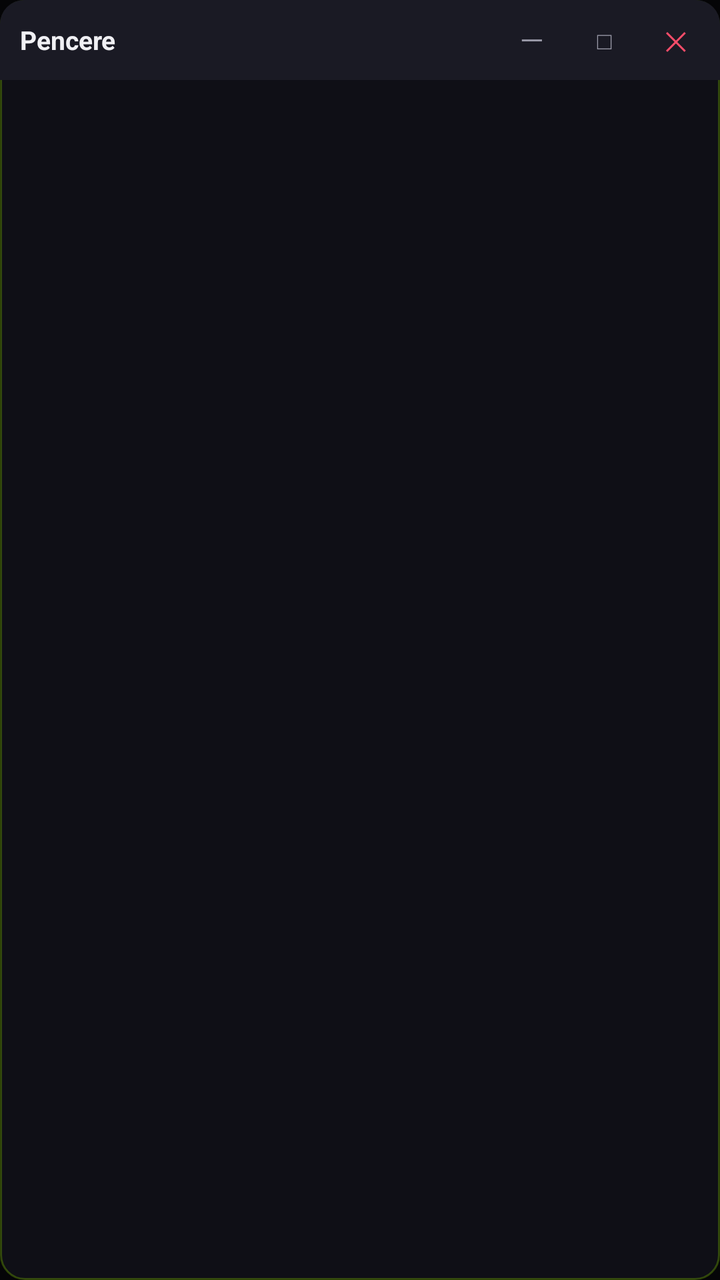
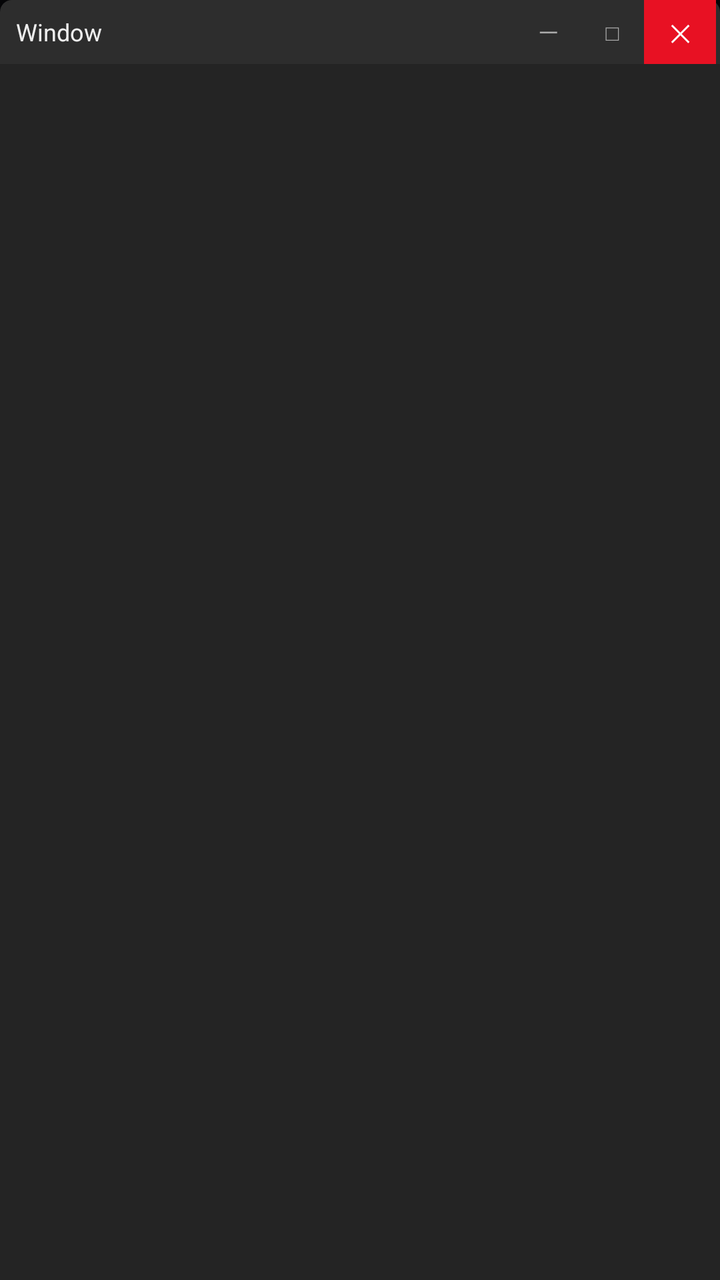

Screens rendered from an Android XML layout before and after an edit, with the pre-edit source and the edit as a unified diff.
<!-- AndroidManifest.xml: application theme Theme.AstraSageOS -->
<!-- res/layout/panel_window.xml -->
<?xml version="1.0" encoding="utf-8"?>
<LinearLayout xmlns:android="http://schemas.android.com/apk/res/android"
    android:id="@+id/panelRoot"
    android:layout_width="match_parent"
    android:layout_height="match_parent"
    android:orientation="vertical"
    android:background="@drawable/bg_panel_window"
    android:elevation="24dp">

    <LinearLayout
        android:id="@+id/panelTitleBar"
        android:layout_width="match_parent"
        android:layout_height="40dp"
        android:orientation="horizontal"
        android:gravity="center_vertical"
        android:paddingStart="10dp"
        android:paddingEnd="4dp"
        android:background="@drawable/bg_panel_title">

        <TextView
            android:id="@+id/panelTitle"
            android:layout_width="0dp"
            android:layout_height="wrap_content"
            android:layout_weight="1"
            android:textColor="@color/text"
            android:textSize="13sp"
            android:textStyle="bold"
            android:maxLines="1"
            android:ellipsize="end"
            android:text="Pencere" />

        <TextView
            android:id="@+id/btnMinimize"
            android:layout_width="36dp"
            android:layout_height="36dp"
            android:gravity="center"
            android:text="─"
            android:textColor="@color/text_dim"
            android:textSize="14sp"
            android:background="?attr/selectableItemBackgroundBorderless" />

        <TextView
            android:id="@+id/btnMaximize"
            android:layout_width="36dp"
            android:layout_height="36dp"
            android:gravity="center"
            android:text="□"
            android:textColor="@color/text_dim"
            android:textSize="12sp"
            android:background="?attr/selectableItemBackgroundBorderless" />

        <TextView
            android:id="@+id/btnClose"
            android:layout_width="36dp"
            android:layout_height="36dp"
            android:gravity="center"
            android:text="✕"
            android:textColor="@color/danger"
            android:textSize="13sp"
            android:background="?attr/selectableItemBackgroundBorderless" />
    </LinearLayout>

    <FrameLayout
        android:id="@+id/panelContent"
        android:layout_width="match_parent"
        android:layout_height="0dp"
        android:layout_weight="1" />
</LinearLayout>
<!-- resources referenced by this layout -->
<resources>
  <color name="danger">#FF4D6A</color>
  <color name="text">#F0F0F4</color>
  <color name="text_dim">#9A9AA8</color>
  <!-- drawable bg_panel_title (drawable) -->
  <?xml version="1.0" encoding="utf-8"?>
  <shape xmlns:android="http://schemas.android.com/apk/res/android"
      android:shape="rectangle">
      <solid android:color="#1A1A24" />
      <corners android:topLeftRadius="12dp" android:topRightRadius="12dp" />
  </shape>
  <!-- drawable bg_panel_window (drawable) -->
  <?xml version="1.0" encoding="utf-8"?>
  <shape xmlns:android="http://schemas.android.com/apk/res/android"
      android:shape="rectangle">
      <solid android:color="#F0101018" />
      <corners android:radius="12dp" />
      <stroke android:width="1dp" android:color="#40A8FF00" />
  </shape>
  <style name="Theme.AstraSageOS" parent="Theme.MaterialComponents.DayNight.NoActionBar">
          <item name="colorPrimary">@color/accent</item>
          <item name="colorPrimaryVariant">@color/accent_dim</item>
          <item name="colorOnPrimary">@color/bg_deep</item>
          <item name="android:statusBarColor">@color/bg_deep</item>
          <item name="android:navigationBarColor">@color/bg_deep</item>
          <item name="android:windowBackground">@color/bg_deep</item>
          <item name="android:windowLightStatusBar">false</item>
      </style>
  <color name="accent">#B8FF1A</color>
  <color name="accent_dim">#7ACC00</color>
  <color name="bg_deep">#050507</color>
</resources>

<!-- the commit's change to res/layout/panel_window.xml (unified diff, before → after) -->
@@ -5,16 +5,16 @@
     android:layout_height="match_parent"
     android:orientation="vertical"
     android:background="@drawable/bg_panel_window"
-    android:elevation="24dp">
+    android:elevation="16dp">
 
     <LinearLayout
         android:id="@+id/panelTitleBar"
         android:layout_width="match_parent"
-        android:layout_height="40dp"
+        android:layout_height="32dp"
         android:orientation="horizontal"
         android:gravity="center_vertical"
-        android:paddingStart="10dp"
-        android:paddingEnd="4dp"
+        android:paddingStart="8dp"
+        android:paddingEnd="2dp"
         android:background="@drawable/bg_panel_title">
 
         <TextView
@@ -22,47 +22,47 @@
             android:layout_width="0dp"
             android:layout_height="wrap_content"
             android:layout_weight="1"
-            android:textColor="@color/text"
-            android:textSize="13sp"
-            android:textStyle="bold"
+            android:textColor="#EEEEEE"
+            android:textSize="12sp"
             android:maxLines="1"
             android:ellipsize="end"
-            android:text="Pencere" />
+            android:text="Window" />
 
         <TextView
             android:id="@+id/btnMinimize"
-            android:layout_width="36dp"
-            android:layout_height="36dp"
+            android:layout_width="32dp"
+            android:layout_height="32dp"
             android:gravity="center"
             android:text="─"
-            android:textColor="@color/text_dim"
-            android:textSize="14sp"
+            android:textColor="#AAAAAA"
+            android:textSize="12sp"
             android:background="?attr/selectableItemBackgroundBorderless" />
 
         <TextView
             android:id="@+id/btnMaximize"
-            android:layout_width="36dp"
-            android:layout_height="36dp"
+            android:layout_width="32dp"
+            android:layout_height="32dp"
             android:gravity="center"
             android:text="□"
-            android:textColor="@color/text_dim"
-            android:textSize="12sp"
+            android:textColor="#AAAAAA"
+            android:textSize="11sp"
             android:background="?attr/selectableItemBackgroundBorderless" />
 
         <TextView
             android:id="@+id/btnClose"
             android:layout_width="36dp"
-            android:layout_height="36dp"
+            android:layout_height="32dp"
             android:gravity="center"
             android:text="✕"
-            android:textColor="@color/danger"
-            android:textSize="13sp"
-            android:background="?attr/selectableItemBackgroundBorderless" />
+            android:textColor="#FFFFFF"
+            android:textSize="12sp"
+            android:background="#E81123" />
     </LinearLayout>
 
     <FrameLayout
         android:id="@+id/panelContent"
         android:layout_width="match_parent"
         android:layout_height="0dp"
-        android:layout_weight="1" />
+        android:layout_weight="1"
+        android:background="#FF242424" />
 </LinearLayout>
<!-- resource entries referenced after the edit -->
@@ -1,14 +1,11 @@
 <!-- resources referenced by this layout -->
 <resources>
-  <color name="danger">#FF4D6A</color>
-  <color name="text">#F0F0F4</color>
-  <color name="text_dim">#9A9AA8</color>
   <!-- drawable bg_panel_title (drawable) -->
   <?xml version="1.0" encoding="utf-8"?>
   <shape xmlns:android="http://schemas.android.com/apk/res/android"
       android:shape="rectangle">
-      <solid android:color="#1A1A24" />
-      <corners android:topLeftRadius="12dp" android:topRightRadius="12dp" />
+      <solid android:color="#FF2D2D2D" />
+      <corners android:topLeftRadius="6dp" android:topRightRadius="6dp" />
   </shape>
   <!-- drawable bg_panel_window (drawable) -->
   <?xml version="1.0" encoding="utf-8"?>
